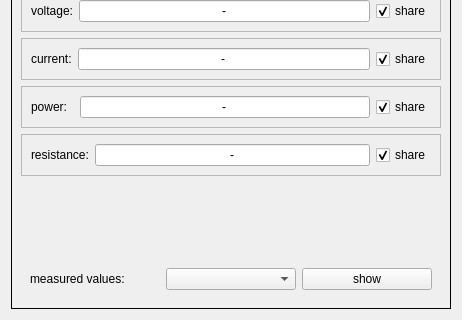
Old version of the form eapswindow.ui in the repository bchjoerni/mlab; both pictures show x 0 to 462 and y 182 to 502 of the 462 by 502 pixel window.
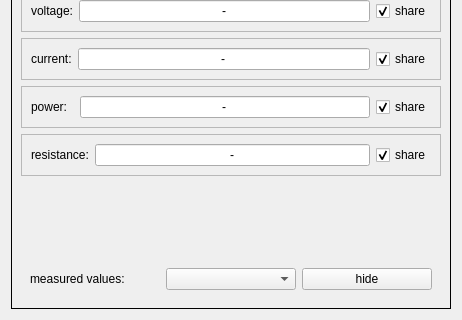
New version of the form.

Patch:
```diff
--- a/eapswindow.ui
+++ b/eapswindow.ui
@@ -300,7 +300,7 @@
          <item row="1" column="2">
           <widget class="QPushButton" name="btn_measuredValuesVisibility">
            <property name="text">
-            <string>show</string>
+            <string>hide</string>
            </property>
           </widget>
          </item>
```
